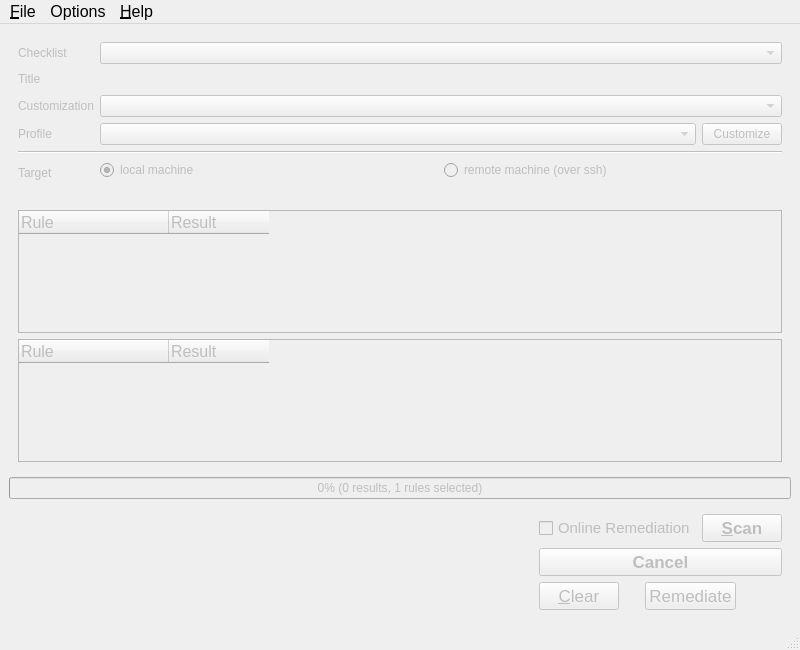
Above: ui/MainWindow.ui from OpenSCAP/scap-workbench before the change. Below: the same form after it.
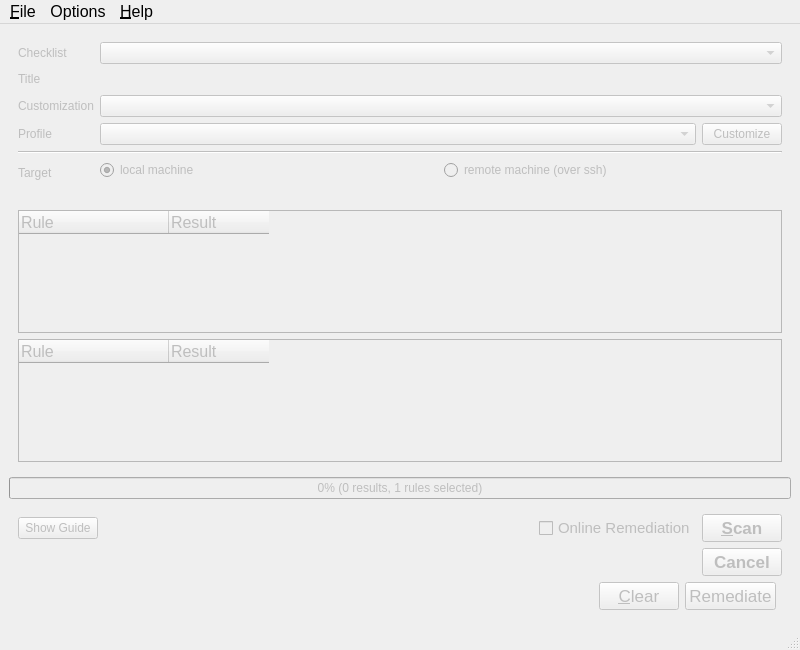
That is the form after the change. Custom widgets are drawn as their Qt base class.

Commit message:
Added a "Show Guide" button, it generates and shows guide of selected profile
Please note that it doesn't take tailoring into account yet!

Patch:
```diff
--- a/ui/MainWindow.ui
+++ b/ui/MainWindow.ui
@@ -271,19 +271,6 @@
        </sizepolicy>
       </property>
       <layout class="QHBoxLayout" name="horizontalLayout_2">
-       <item>
-        <spacer name="horizontalSpacer">
-         <property name="orientation">
-          <enum>Qt::Horizontal</enum>
-         </property>
-         <property name="sizeHint" stdset="0">
-          <size>
-           <width>211</width>
-           <height>20</height>
-          </size>
-         </property>
-        </spacer>
-       </item>
        <item>
         <widget class="QWidget" name="widget_5" native="true">
          <layout class="QVBoxLayout" name="verticalLayout_3">
@@ -296,6 +283,26 @@
              <property name="margin">
               <number>0</number>
              </property>
+             <item>
+              <widget class="QPushButton" name="showGuideButton">
+               <property name="text">
+                <string>Show Guide</string>
+               </property>
+              </widget>
+             </item>
+             <item>
+              <spacer name="horizontalSpacer">
+               <property name="orientation">
+                <enum>Qt::Horizontal</enum>
+               </property>
+               <property name="sizeHint" stdset="0">
+                <size>
+                 <width>211</width>
+                 <height>20</height>
+                </size>
+               </property>
+              </spacer>
+             </item>
              <item>
               <widget class="QCheckBox" name="onlineRemediationCheckBox">
                <property name="font">
@@ -334,6 +341,19 @@
              <property name="margin">
               <number>0</number>
              </property>
+             <item>
+              <spacer name="horizontalSpacer_4">
+               <property name="orientation">
+                <enum>Qt::Horizontal</enum>
+               </property>
+               <property name="sizeHint" stdset="0">
+                <size>
+                 <width>40</width>
+                 <height>20</height>
+                </size>
+               </property>
+              </spacer>
+             </item>
              <item>
               <widget class="QPushButton" name="cancelButton">
                <property name="font">
@@ -360,6 +380,19 @@
              <property name="margin">
               <number>0</number>
              </property>
+             <item>
+              <spacer name="horizontalSpacer_3">
+               <property name="orientation">
+                <enum>Qt::Horizontal</enum>
+               </property>
+               <property name="sizeHint" stdset="0">
+                <size>
+                 <width>40</width>
+                 <height>20</height>
+                </size>
+               </property>
+              </spacer>
+             </item>
              <item>
               <widget class="QPushButton" name="clearButton">
                <property name="font">
@@ -372,22 +405,6 @@
                </property>
               </widget>
              </item>
-             <item>
-              <spacer name="horizontalSpacer_3">
-               <property name="orientation">
-                <enum>Qt::Horizontal</enum>
-               </property>
-               <property name="sizeType">
-                <enum>QSizePolicy::Minimum</enum>
-               </property>
-               <property name="sizeHint" stdset="0">
-                <size>
-                 <width>20</width>
-                 <height>1</height>
-                </size>
-               </property>
-              </spacer>
-             </item>
              <item>
               <widget class="QPushButton" name="offlineRemediateButton">
                <property name="enabled">
```
The commit also changes 4 other files.
